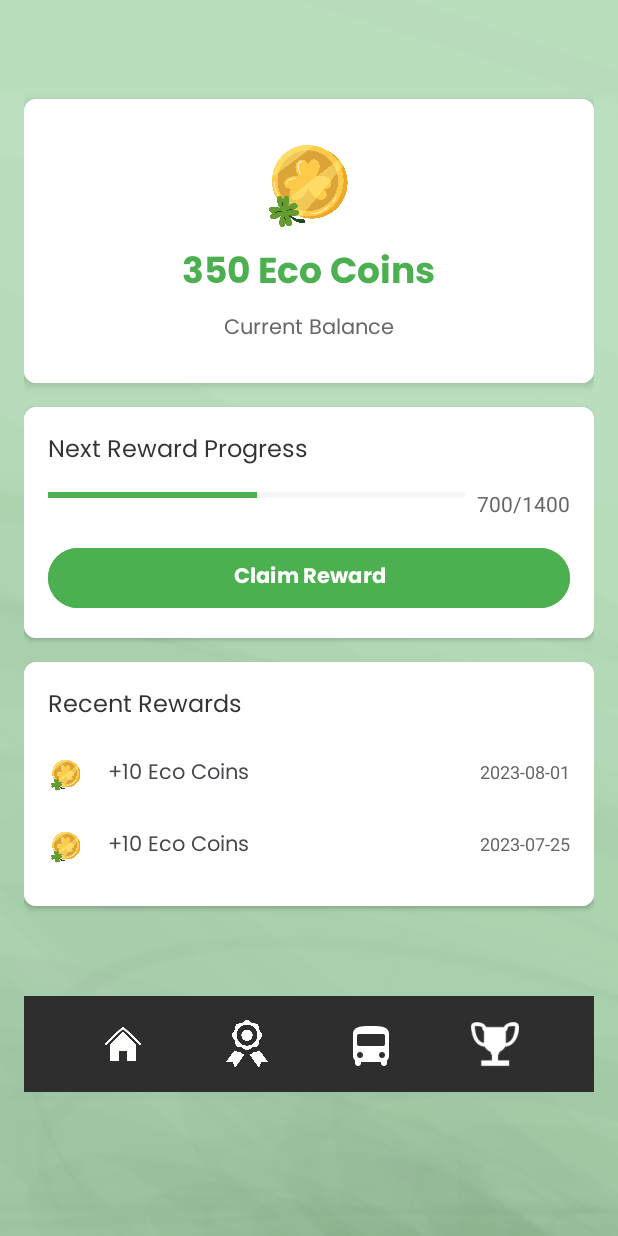
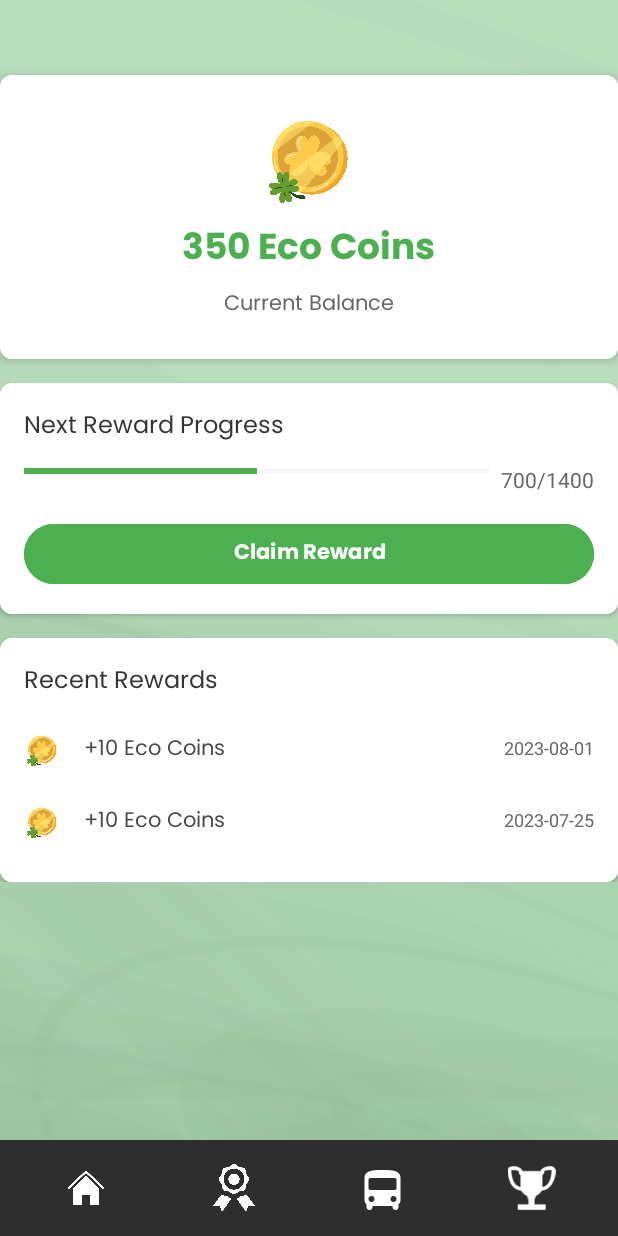
Before and after one commit to Mujjamil/ecobuddy1, an Android app: the rewards screen opened directly, with no data from a screen before it, on a phone screen of 412 x 824 dp. Run offline under Robolectric (Android 15) with nearby library versions, the phone set to English and light mode, and no system bars.

Commit message:
edit all page footer

```diff
--- a/app/src/main/res/layout/activity_reward.xml
+++ b/app/src/main/res/layout/activity_reward.xml
@@ -1,16 +1,22 @@
 <?xml version="1.0" encoding="utf-8"?>
-<ScrollView
-    xmlns:android="http://schemas.android.com/apk/res/android"
+<RelativeLayout xmlns:android="http://schemas.android.com/apk/res/android"
     xmlns:app="http://schemas.android.com/apk/res-auto"
     android:layout_width="match_parent"
     android:layout_height="match_parent"
     android:background="@drawable/background">
 
+    <!-- Scrollable Content -->
+    <ScrollView
+        android:id="@+id/scrollArea"
+        android:layout_width="match_parent"
+        android:layout_height="match_parent"
+        android:layout_above="@+id/bottomNav"
+        >
+
         <LinearLayout
             android:layout_width="match_parent"
-        android:layout_height="match_parent"
-        android:orientation="vertical"
-        android:padding="16dp">
+            android:layout_height="wrap_content"
+            android:orientation="vertical">
 
             <!-- Eco Coins Card -->
             <androidx.cardview.widget.CardView
@@ -23,11 +29,11 @@
 
                 <LinearLayout
                     android:layout_width="match_parent"
-                android:layout_height="match_parent"
-                android:background="@android:color/white"
+                    android:layout_height="wrap_content"
+                    android:orientation="vertical"
+                    android:padding="24dp"
                     android:gravity="center"
-                android:orientation="vertical"
-                android:padding="24dp">
+                    android:background="@android:color/white">
 
                     <ImageView
                         android:layout_width="64dp"
@@ -39,18 +45,17 @@
                         android:layout_width="wrap_content"
                         android:layout_height="wrap_content"
                         android:layout_marginTop="8dp"
+                        android:fontFamily="@font/popbold"
                         android:text="350 Eco Coins"
                         android:textColor="#4CAF50"
-                    android:textSize="24sp"
-                    android:fontFamily="@font/popbold"
-                    android:textStyle="bold" />
+                        android:textSize="24sp" />
 
                     <TextView
                         android:layout_width="wrap_content"
                         android:layout_height="wrap_content"
                         android:layout_marginTop="4dp"
+                        android:fontFamily="@font/popreg"
                         android:text="Current Balance"
-                    android:fontFamily="@font/popreg"
                         android:textColor="#666"
                         android:textSize="14sp" />
                 </LinearLayout>
@@ -72,18 +77,18 @@
                     android:background="@android:color/white">
 
                     <TextView
-                    android:layout_width="wrap_content"
+                        android:layout_width="match_parent"
                         android:layout_height="wrap_content"
+                        android:fontFamily="@font/popreg"
                         android:text="Next Reward Progress"
-                    android:textSize="16sp"
                         android:textColor="#333"
-                    android:fontFamily="@font/popreg"/>
+                        android:textSize="16sp" />
 
                     <LinearLayout
                         android:layout_width="match_parent"
                         android:layout_height="wrap_content"
-                    android:orientation="horizontal"
-                    android:layout_marginTop="12dp">
+                        android:layout_marginTop="12dp"
+                        android:orientation="horizontal">
 
                         <ProgressBar
                             android:id="@+id/progressBar"
@@ -91,31 +96,31 @@
                             android:layout_width="0dp"
                             android:layout_height="8dp"
                             android:layout_weight="1"
+                            android:max="1400"
                             android:progress="700"
-                        android:max="1400"
-                        android:progressTint="#4CAF50"
-                        android:progressBackgroundTint="#E0E0E0"/>
+                            android:progressBackgroundTint="#E0E0E0"
+                            android:progressTint="#4CAF50" />
 
                         <TextView
                             android:id="@+id/tvProgress"
                             android:layout_width="wrap_content"
                             android:layout_height="wrap_content"
+                            android:layout_marginStart="8dp"
                             android:text="700/1400"
-                        android:textSize="14sp"
-                        android:layout_marginStart="8dp"
-                        android:textColor="#666"/>
+                            android:textColor="#666"
+                            android:textSize="14sp" />
                     </LinearLayout>
 
                     <Button
                         android:id="@+id/btnClaim"
                         android:layout_width="match_parent"
                         android:layout_height="48dp"
+                        android:layout_marginTop="16dp"
+                        android:backgroundTint="#4CAF50"
+                        android:enabled="false"
+                        android:fontFamily="@font/popbold"
                         android:text="Claim Reward"
-                    android:backgroundTint="#4CAF50"
-                    android:textColor="@android:color/white"
-                    android:layout_marginTop="16dp"
-                    android:fontFamily="@font/popbold"
-                    android:enabled="false"/>
+                        android:textColor="@android:color/white" />
                 </LinearLayout>
             </androidx.cardview.widget.CardView>
 
@@ -152,8 +157,7 @@
                         <ImageView
                             android:layout_width="24dp"
                             android:layout_height="24dp"
-                        android:src="@drawable/ecocoin"
-                        />
+                            android:src="@drawable/ecocoin" />
 
                         <TextView
                             android:layout_width="0dp"
@@ -162,7 +166,7 @@
                             android:text="+10 Eco Coins"
                             android:fontFamily="@font/popreg"
                             android:textSize="14sp"
-                        android:layout_marginStart="16dp"/>
+                            android:layout_marginStart="16dp" />
 
                         <TextView
                             android:layout_width="wrap_content"
@@ -200,44 +204,49 @@
                             android:textSize="12sp"
                             android:textColor="#666"/>
                     </LinearLayout>
+                </LinearLayout>
+            </androidx.cardview.widget.CardView>
+        </LinearLayout>
+    </ScrollView>
 
-            </LinearLayout>
-
-        </androidx.cardview.widget.CardView>
-
+    <!-- Bottom Navigation -->
     <LinearLayout
         android:id="@+id/bottomNav"
         android:layout_width="match_parent"
         android:layout_height="64dp"
-            android:layout_marginTop="60dp"
+        android:layout_alignParentBottom="true"
         android:background="#2E2E2E"
         android:gravity="center"
-            android:orientation="horizontal">
+        android:orientation="horizontal"
+        android:weightSum="4"
+        android:paddingHorizontal="8dp">
 
         <ImageView
-                android:layout_width="32dp"
+            android:layout_width="0dp"
             android:layout_height="32dp"
-                android:layout_margin="25dp"
-                android:src="@drawable/home_icon" />
+            android:layout_weight="1"
+            android:src="@drawable/home_icon"
+            android:contentDescription="Home" />
 
         <ImageView
-                android:layout_width="32dp"
+            android:layout_width="0dp"
             android:layout_height="32dp"
-                android:layout_margin="25dp"
-                android:src="@drawable/reward" />
+            android:layout_weight="1"
+            android:src="@drawable/reward"
+            android:contentDescription="Reward" />
 
         <ImageView
-                android:layout_width="32dp"
+            android:layout_width="0dp"
             android:layout_height="32dp"
-                android:layout_margin="25dp"
-                android:src="@drawable/transport" />
+            android:layout_weight="1"
+            android:src="@drawable/transport"
+            android:contentDescription="Transport" />
 
         <ImageView
-                android:layout_width="32dp"
+            android:layout_width="0dp"
             android:layout_height="32dp"
-                android:layout_margin="25dp"
-                android:src="@drawable/trophy" />
+            android:layout_weight="1"
+            android:src="@drawable/trophy"
+            android:contentDescription="Trophy" />
     </LinearLayout>
-    </LinearLayout>
-
-</ScrollView>
+</RelativeLayout>
```
Also changed, not shown: app/src/main/res/layout/activity_footprint.xml (+3 -5 lines), app/src/main/res/layout/activity_pt.xml (+24 -32 lines). Lines whose indentation alone changed are shown as unchanged.
